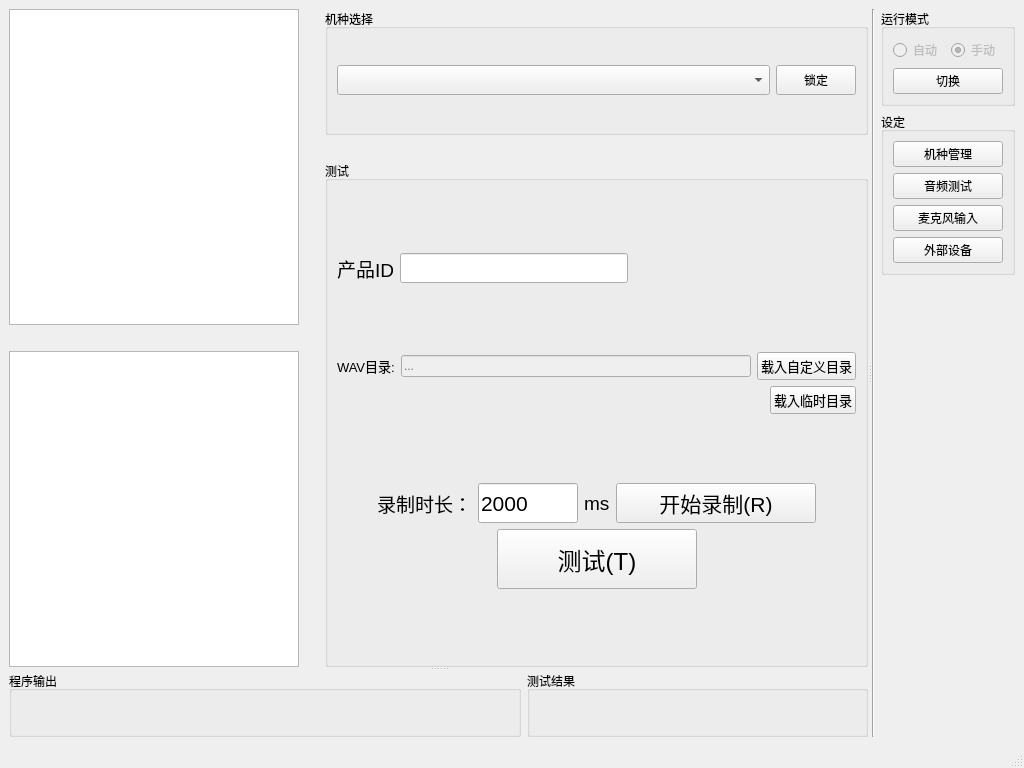
YeeeeRQ/SpeakerTest, file mainwindow.ui: the form before one commit.
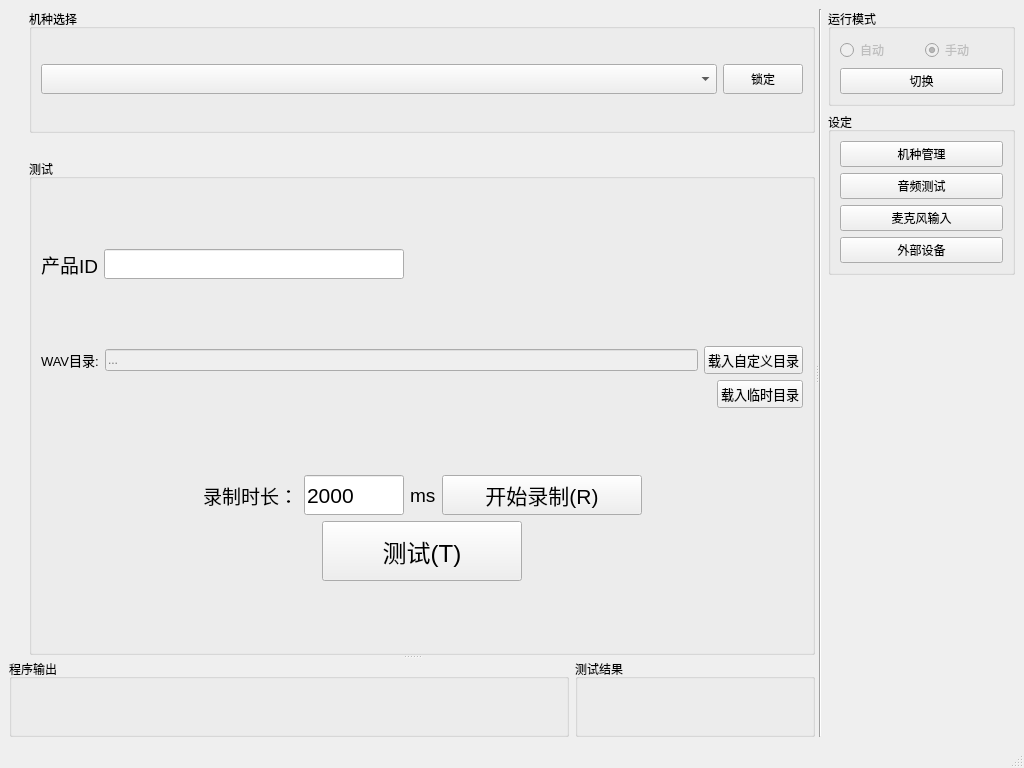
The form after the commit. Custom widgets are drawn as their Qt base class.

What changed in the file:
```diff
--- a/mainwindow.ui
+++ b/mainwindow.ui
@@ -20,7 +20,7 @@
    <string>MainWindow</string>
   </property>
   <widget class="QWidget" name="centralwidget">
-   <layout class="QVBoxLayout" name="verticalLayout_11">
+   <layout class="QVBoxLayout" name="verticalLayout_6">
     <item>
      <widget class="QSplitter" name="splitter_2">
       <property name="orientation">
@@ -32,38 +32,6 @@
        </property>
        <widget class="QWidget" name="layoutWidget">
         <layout class="QHBoxLayout" name="horizontalLayout_7">
-         <item>
-          <layout class="QVBoxLayout" name="verticalLayout_6">
-           <item>
-            <widget class="QGraphicsView" name="graphicsView4WaveL"/>
-           </item>
-           <item>
-            <spacer name="verticalSpacer">
-             <property name="orientation">
-              <enum>Qt::Vertical</enum>
-             </property>
-             <property name="sizeType">
-              <enum>QSizePolicy::Fixed</enum>
-             </property>
-             <property name="sizeHint" stdset="0">
-              <size>
-               <width>20</width>
-               <height>20</height>
-              </size>
-             </property>
-            </spacer>
-           </item>
-           <item>
-            <widget class="QGraphicsView" name="graphicsView4WaveR">
-             <property name="font">
-              <font>
-               <pointsize>14</pointsize>
-              </font>
-             </property>
-            </widget>
-           </item>
-          </layout>
-         </item>
          <item>
           <spacer name="horizontalSpacer">
            <property name="orientation">
@@ -448,7 +416,7 @@
         </layout>
        </widget>
        <widget class="QWidget" name="layoutWidget">
-        <layout class="QHBoxLayout" name="horizontalLayout_8" stretch="6,4">
+        <layout class="QHBoxLayout" name="horizontalLayout_8" stretch="7,3">
          <item>
           <widget class="QGroupBox" name="groupBox4log">
            <property name="title">
```
Left out of the diff: 8 changed lines with no effect on the pictures.
